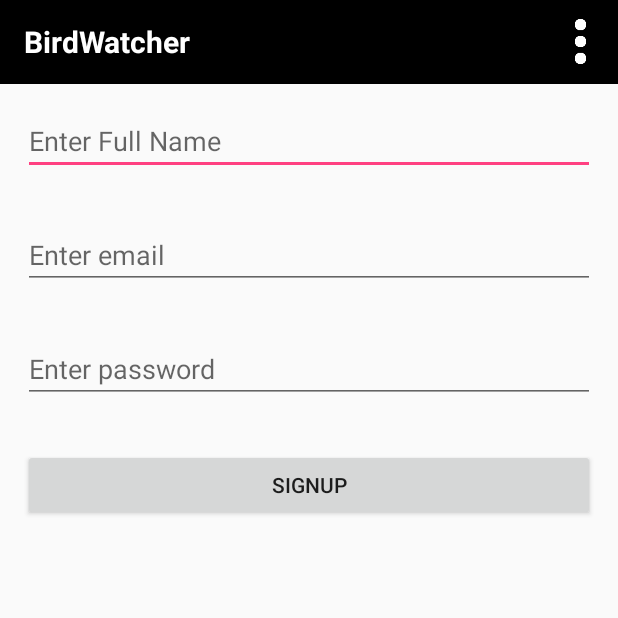
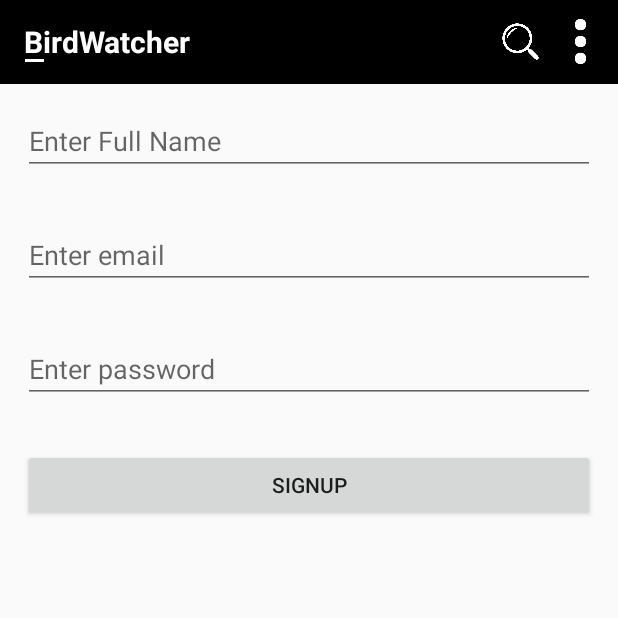
Before and after one commit to jibauch94/BirdWatcher, an Android app: the CreateUserActivity screen opened directly, with no data from a screen before it, on a phone screen of 412 x 824 dp, the top half of it. Run offline under Robolectric (Android 15) with nearby library versions, the phone set to English and light mode, and no system bars; our stand-ins replace Firebase (no records; nobody signed in at launch, a user with empty details on screens opened directly).

Commit message:
search button added, no function yet

```diff
--- a/app/src/main/res/layout/app_bar.xml
+++ b/app/src/main/res/layout/app_bar.xml
@@ -19,6 +19,34 @@
             android:textSize="20dp"
             android:layout_centerVertical="true"/>
 
+        <ImageButton
+            android:id="@+id/searchbtn"
+            android:layout_width="30dp"
+            android:layout_height="30dp"
+            android:layout_centerHorizontal="true"
+            android:layout_centerVertical="true"
+            android:layout_alignParentRight="true"
+            android:layout_marginRight="50dp"
+            android:background="#000000"
+            android:src="@drawable/searchwhite"
+            android:scaleType="centerInside"/>
+
+        <EditText
+            android:id="@+id/searchBar"
+            android:layout_width="wrap_content"
+            android:layout_height="40dp"
+            android:maxWidth="290dp"
+            android:layout_marginRight="80dp"
+            android:layout_marginLeft="-3dp"
+            android:hint=""
+            android:singleLine="true"
+            android:textStyle="bold"
+            android:textColorHint="@android:color/white"
+            android:textColor="@android:color/white"
+            android:textColorHighlight="@android:color/darker_gray"
+            android:backgroundTint="@android:color/white"
+            android:editable="false"/>
+
         <android.support.v7.widget.AppCompatSpinner
             android:id="@+id/helpDropDown"
             android:layout_width="30dp"
```
Also changed, not shown: app/src/main/res/drawable/searchwhite.png (added).
